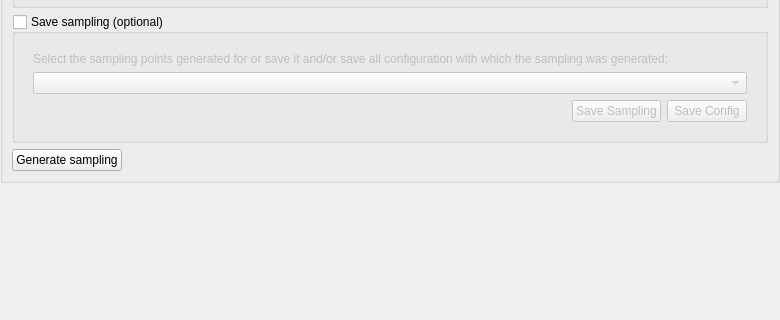
Old version of the form ui/widget_generate_sampling.ui in the repository SMByC/AcATaMa; both pictures show x 0 to 780 and y 387 to 707 of the 780 by 827 pixel window.
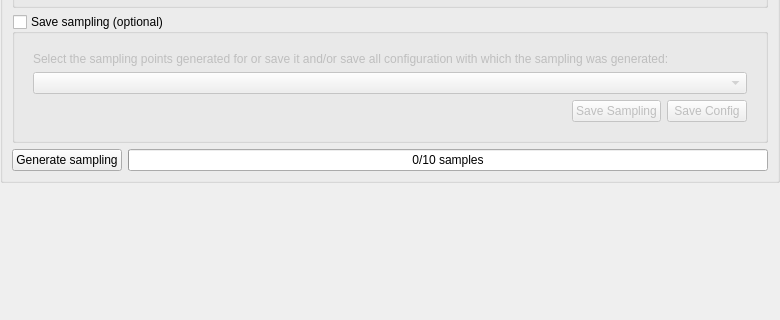
New version of the form.

Commit message: Implemented the progress bar status while generate the sampling

```diff
--- a/ui/widget_generate_sampling.ui
+++ b/ui/widget_generate_sampling.ui
@@ -257,17 +257,20 @@
           </widget>
          </item>
          <item>
-          <spacer name="horizontalSpacer">
-           <property name="orientation">
-            <enum>Qt::Horizontal</enum>
+          <widget class="QProgressBar" name="progressGenerateSampling">
+           <property name="enabled">
+            <bool>true</bool>
            </property>
-           <property name="sizeHint" stdset="0">
-            <size>
-             <width>40</width>
-             <height>20</height>
-            </size>
+           <property name="maximum">
+            <number>10</number>
            </property>
-          </spacer>
+           <property name="value">
+            <number>0</number>
+           </property>
+           <property name="format">
+            <string>%v/%m samples</string>
+           </property>
+          </widget>
          </item>
         </layout>
        </widget>
```
The commit also changes 3 other files.
